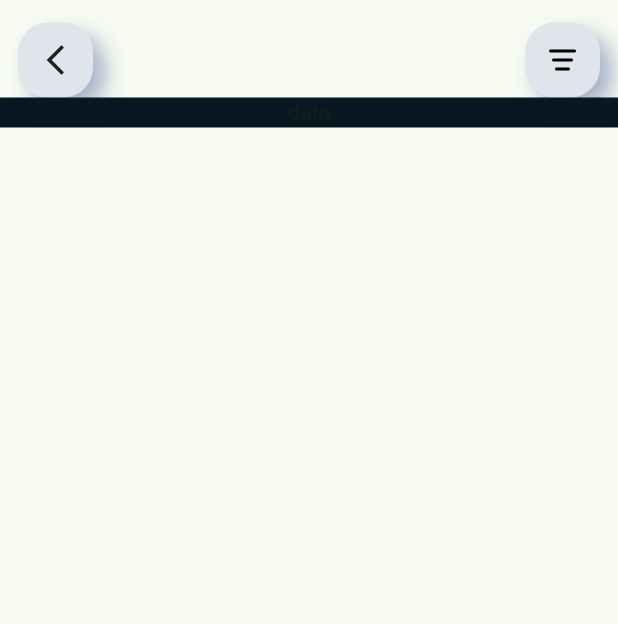
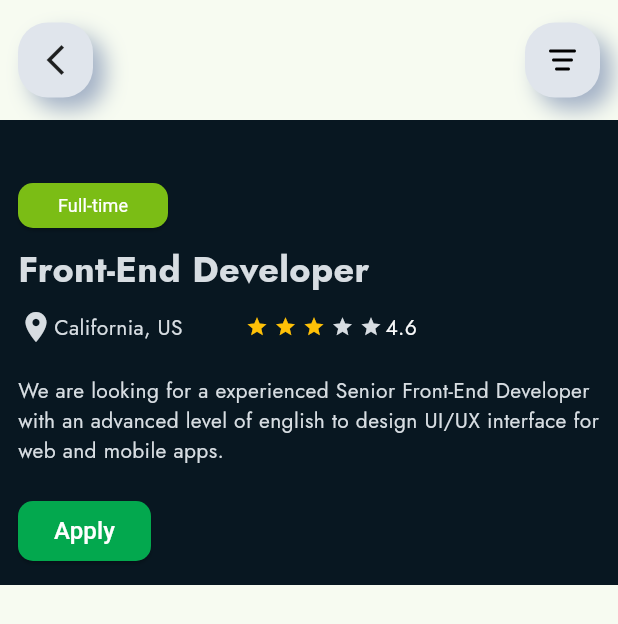
Before and after one commit to iRawNewton/freelance-app, a Flutter app: the JobDescription screen opened directly, on a phone screen of 412 x 824 dp. Shown: the top 624 px of the screen. Run offline on Flutter 3.47's test engine with Material 2 defaults, Android fonts, the phone set to English and light mode, and no system bars; drawn by our look-alikes of flutter_rating_bar; our stand-ins replace bloc, cached_network_image, carousel_slider, dropdown_button2, equatable, firebase_auth and 11 more; missing offline and left inert: country_state_city_picker, neumorphic_ui, textfield_tags; accounts and stored records are empty; network calls fail; project files that could hold a hidden picture were left out.

Commit message:
job desc progress

```diff
--- a/lib/presentation/job/description/job_desc.dart
+++ b/lib/presentation/job/description/job_desc.dart
@@ -1,6 +1,9 @@
-// 081721
 import 'package:flutter/material.dart';
-import 'package:flutter_svg/svg.dart';
+import 'package:flutter_rating_bar/flutter_rating_bar.dart';
+import 'package:freelance_app/presentation/job/description/views/appbar.dart';
+import 'package:freelance_app/resources/constants/colors.dart';
+import 'package:freelance_app/resources/widgets/buttons.dart';
+import 'package:freelance_app/resources/widgets/text_widget.dart';
 
 class JobDescription extends StatefulWidget {
   const JobDescription({super.key});
@@ -16,59 +19,116 @@ class _JobDescriptionState extends State<JobDescription> {
       child: Scaffold(
         body: Column(
           children: [
+            // ^ ********************************
+            // ^ appbar starts
+            // ^ ********************************
             const SizedBox(height: 15.0),
-            Padding(
-              padding: const EdgeInsets.symmetric(horizontal: 12.0),
-              child: Row(
-                children: [
-                  Container(
-                    height: 50.0,
-                    width: 50.0,
-                    decoration: BoxDecoration(
-                      color: const Color(0xFFE0E5EC), // Background color
-                      borderRadius: BorderRadius.circular(20),
-                      boxShadow: const [
-                        BoxShadow(
-                          color: Color(0xFFA3B1C6),
-                          offset: Offset(8, 8),
-                          blurRadius: 12,
+            const CustomJobAppBar(),
+            const SizedBox(height: 15.0),
+            // ^ ********************************
+            // ^ appbar ends
+            // ^ ********************************
+
+            // ^ ********************************
+            // ^ banner starts
+            // ^ ********************************
+            Container(
+              width: double.infinity,
+              color: const Color(0xff081721),
+              child: Padding(
+                padding: const EdgeInsets.all(12.0),
+                child: Column(
+                  crossAxisAlignment: CrossAxisAlignment.start,
+                  children: [
+                    const SizedBox(height: 30.0),
+                    // ^ job type | full time| Part time| Remote
+                    SizedBox(
+                      width: 100.0,
+                      height: 30.0,
+                      child: CustomButton(
+                        color: const Color(0xff7BBD15),
+                        title: 'Full-time',
+                        textColor: Colors.white,
+                        titleSize: 12.0,
+                        onPressed: () {},
+                      ),
+                    ),
+
+                    // ^ job title
+                    const SizedBox(height: 10.0),
+                    const CustomJobText(
+                      title: 'Front-End Developer',
+                      size: 24.0,
+                      color: Color(0xffd7dde2),
+                      weight: FontWeight.bold,
+                    ),
+
+                    // ^ location & ratings
+                    const SizedBox(height: 10.0),
+                    Row(
+                      children: [
+                        const Icon(
+                          Icons.location_on,
+                          color: Color(0xffd7dde2),
+                        ),
+                        const CustomJobText(
+                          title: 'California, US',
+                          size: 14.0,
+                          color: Color(0xffd7dde2),
+                        ),
+                        const SizedBox(width: 40.0),
+                        RatingBar.builder(
+                          initialRating: 3,
+                          minRating: 1,
+                          direction: Axis.horizontal,
+                          allowHalfRating: false,
+                          itemCount: 5,
+                          itemSize: 15.0,
+                          itemPadding:
+                              const EdgeInsets.symmetric(horizontal: 2.0),
+                          itemBuilder: (context, _) => const Icon(
+                            Icons.star,
+                            color: Colors.amber,
+                          ),
+                          unratedColor: const Color(0xffd7dde2),
+                          onRatingUpdate: (rating) {
+                            // print(rating);
+                          },
+                        ),
+                        const CustomJobText(
+                          title: '4.6',
+                          size: 14.0,
+                          color: Color(0xffF8F9FA),
                         ),
                       ],
                     ),
-                    child: const Icon(Icons.arrow_back_ios_new),
-                  ),
-                  const Spacer(),
-                  Container(
-                    height: 50.0,
-                    width: 50.0,
-                    decoration: BoxDecoration(
-                      color: const Color(0xFFE0E5EC), // Background color
-                      borderRadius: BorderRadius.circular(20),
-                      boxShadow: const [
-                        BoxShadow(
-                          color: Color(0xFFA3B1C6),
-                          offset: Offset(8, 8),
-                          blurRadius: 12,
-                        ),
-                      ],
+
+                    // ^ description
+                    const SizedBox(height: 20.0),
+                    const CustomJobText(
+                      title:
+                          'We are looking for a experienced Senior Front-End Developer with an advanced level of english to design UI/UX interface for web and mobile apps.',
+                      size: 14.0,
+                      color: Color(0xffd7dde2),
                     ),
-                    child: SvgPicture.asset(
-                      'lib/resources/assets/icons/menu-strawberry.svg',
-                      fit: BoxFit.scaleDown,
+
+                    // ^ apply button
+                    const SizedBox(height: 20.0),
+                    CustomButton(
+                      color: JobCustomColors.green,
+                      title: 'Apply',
+                      textColor: Colors.white,
+                      titleSize: 16.0,
+                      weight: FontWeight.w500,
+                      onPressed: () {},
                     ),
-                  ),
-                ],
+                  ],
+                ),
               ),
             ),
-            Container(
-              width: double.infinity,
-              color: const Color(0xff081721),
-              child: const Column(
-                children: [
-                  Text('data'),
-                ],
-              ),
-            )
+            // ^ ********************************
+            // ^ banner ends
+            // ^ ********************************
           ],
         ),
       ),
--- /dev/null
+++ b/lib/presentation/job/description/views/appbar.dart
@@ -0,0 +1,58 @@
+import 'package:flutter/material.dart';
+import 'package:flutter_svg/svg.dart';
+
+class CustomJobAppBar extends StatefulWidget {
+  const CustomJobAppBar({super.key});
+
+  @override
+  State<CustomJobAppBar> createState() => _CustomJobAppBarState();
+}
+
+class _CustomJobAppBarState extends State<CustomJobAppBar> {
+  @override
+  Widget build(BuildContext context) {
+    return Padding(
+      padding: const EdgeInsets.symmetric(horizontal: 12.0),
+      child: Row(
+        children: [
+          Container(
+            height: 50.0,
+            width: 50.0,
+            decoration: BoxDecoration(
+              color: const Color(0xFFE0E5EC), // Background color
+              borderRadius: BorderRadius.circular(20),
+              boxShadow: const [
+                BoxShadow(
+                  color: Color(0xFFA3B1C6),
+                  offset: Offset(8, 8),
+                  blurRadius: 12,
+                ),
+              ],
+            ),
+            child: const Icon(Icons.arrow_back_ios_new),
+          ),
+          const Spacer(),
+          Container(
+            height: 50.0,
+            width: 50.0,
+            decoration: BoxDecoration(
+              color: const Color(0xFFE0E5EC), // Background color
+              borderRadius: BorderRadius.circular(20),
+              boxShadow: const [
+                BoxShadow(
+                  color: Color(0xFFA3B1C6),
+                  offset: Offset(8, 8),
+                  blurRadius: 12,
+                ),
+              ],
+            ),
+            child: SvgPicture.asset(
+              'lib/resources/assets/icons/menu-strawberry.svg',
+              fit: BoxFit.scaleDown,
+            ),
+          ),
+        ],
+      ),
+    );
+  }
+}
--- a/lib/presentation/job/home/views/home_banner.dart
+++ b/lib/presentation/job/home/views/home_banner.dart
@@ -52,14 +52,14 @@ class _JobBannerViewState extends State<JobBannerView> {
         child: Column(
           children: [
             const SizedBox(height: 40.0),
-            const CustomText(
+            const CustomJobText(
               title: 'Find a perfect candidate with',
               size: 26.0,
               color: Color(0xffFEFEFE),
               textAlign: TextAlign.center,
               weight: FontWeight.bold,
             ),
-            const CustomText(
+            const CustomJobText(
               title: 'Freelance.io',
               size: 26.0,
               color: Color(0xff03A84E),
@@ -67,7 +67,7 @@ class _JobBannerViewState extends State<JobBannerView> {
               weight: FontWeight.bold,
             ),
             const SizedBox(height: 20.0),
-            const CustomText(
+            const CustomJobText(
               title:
                   'Find great job for build your bright career. Have many job in this platform.',
               size: 14.0,
--- a/lib/presentation/job/home/views/job_carousel.dart
+++ b/lib/presentation/job/home/views/job_carousel.dart
@@ -72,14 +72,14 @@ class _JobCarouselState extends State<JobCarousel> {
                         child: Column(
                           crossAxisAlignment: CrossAxisAlignment.start,
                           children: [
-                            CustomText(
+                            CustomJobText(
                               title: 'Darkento Ltd.',
                               size: 18.0,
                               color: JobCustomColors.textColor,
                               weight: FontWeight.w500,
                             ),
                             SizedBox(height: 5.0),
-                            CustomText(
+                            CustomJobText(
                               title: 'New York, USA',
                               size: 14.0,
                               color: Color(0xff656565),
@@ -95,13 +95,13 @@ class _JobCarouselState extends State<JobCarousel> {
                   const SizedBox(height: 20.0),
 
                   // ^ title & type
-                  const CustomText(
+                  const CustomJobText(
                     title: 'Front-End Developer',
                     size: 18.0,
                     color: JobCustomColors.textColor,
                     weight: FontWeight.w600,
                   ),
-                  CustomText(
+                  CustomJobText(
                     title: widget.jobType,
                     size: 14.0,
                     color: widget.color,
@@ -110,7 +110,7 @@ class _JobCarouselState extends State<JobCarousel> {
 
                   // ^ skills
                   const SizedBox(height: 20.0),
-                  const CustomText(
+                  const CustomJobText(
                     title: 'CSS3, HTML5, Javascript, Bootstrap, Jquery',
                     size: 14.0,
                     color: JobCustomColors.textColor3,
@@ -121,13 +121,13 @@ class _JobCarouselState extends State<JobCarousel> {
                   const SizedBox(height: 15.0),
                   Row(
                     children: [
-                      const CustomText(
+                      const CustomJobText(
                         title: '\$5000',
                         size: 18.0,
                         color: JobCustomColors.textColor,
                         weight: FontWeight.w600,
                       ),
-                      const CustomText(
+                      const CustomJobText(
                         title: '/month',
                         size: 14.0,
                         color: JobCustomColors.textColor,
--- a/lib/resources/constants/colors.dart
+++ b/lib/resources/constants/colors.dart
@@ -19,6 +19,7 @@ class CustomColors {
 
 class JobCustomColors {
   static const Color green = Color(0xff03A84E);
+  static const Color green2 = Color(0xff1CA774);
   // static const Color secondaryBackground = Color(0xff2D3142);
   // static const Color accentColor = Color(0xffADACB5);
   static const Color textColor = Colors.black87;
--- a/lib/resources/widgets/buttons.dart
+++ b/lib/resources/widgets/buttons.dart
@@ -7,10 +7,14 @@ class CustomButton extends StatefulWidget {
     required this.color,
     required this.title,
     required this.textColor,
+    this.titleSize,
+    this.weight,
     required this.onPressed,
   });
   final Color color, textColor;
   final String title;
+  final double? titleSize;
+  final FontWeight? weight;
   final void Function() onPressed;
   @override
   State<CustomButton> createState() => _CustomButtonState();
@@ -31,8 +35,9 @@ class _CustomButtonState extends State<CustomButton> {
       onPressed: widget.onPressed,
       child: CustomText(
         title: widget.title,
-        size: 14.0,
+        size: widget.titleSize ?? 14.0,
         color: widget.textColor,
+        weight: widget.weight,
       ),
     );
   }
--- a/lib/resources/widgets/text_widget.dart
+++ b/lib/resources/widgets/text_widget.dart
@@ -33,3 +33,36 @@ class _CustomTextState extends State<CustomText> {
     );
   }
 }
+
+class CustomJobText extends StatefulWidget {
+  const CustomJobText({
+    super.key,
+    required this.title,
+    required this.size,
+    required this.color,
+    this.weight,
+    this.textAlign,
+  });
+  final String title;
+  final double size;
+  final Color color;
+  final FontWeight? weight;
+  final TextAlign? textAlign;
+  @override
+  State<CustomJobText> createState() => _CustomJobTextState();
+}
+
+class _CustomJobTextState extends State<CustomJobText> {
+  @override
+  Widget build(BuildContext context) {
+    return Text(
+      widget.title,
+      style: GoogleFonts.jost(
+        fontSize: widget.size,
+        color: widget.color,
+        fontWeight: widget.weight ?? FontWeight.normal,
+      ),
+      textAlign: widget.textAlign,
+    );
+  }
+}
```
